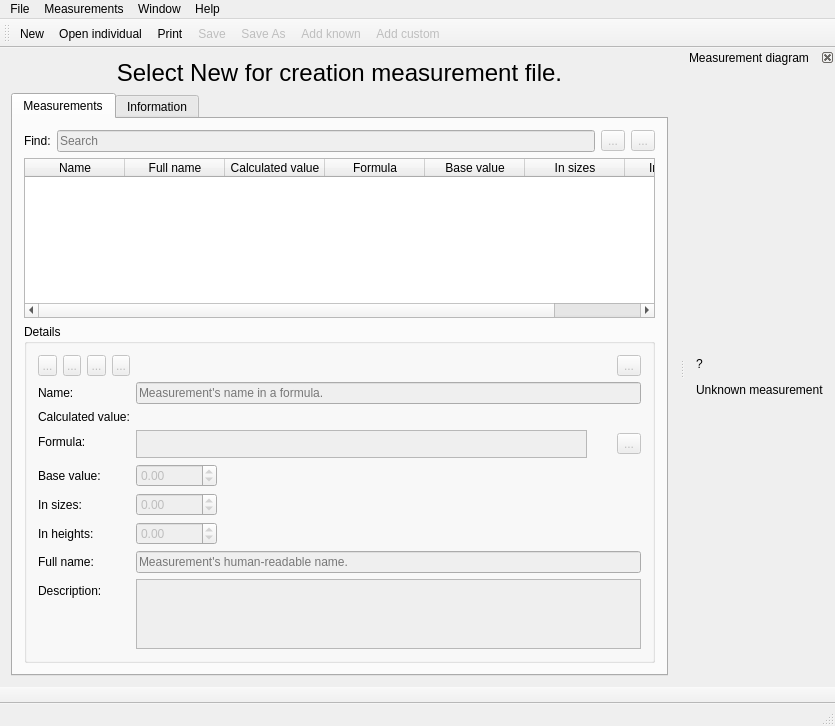
This is src/app/seamlyme/tmainwindow.ui in FashionFreedom/Seamly2D as Qt 5 draws it before an edit. The edited form follows.
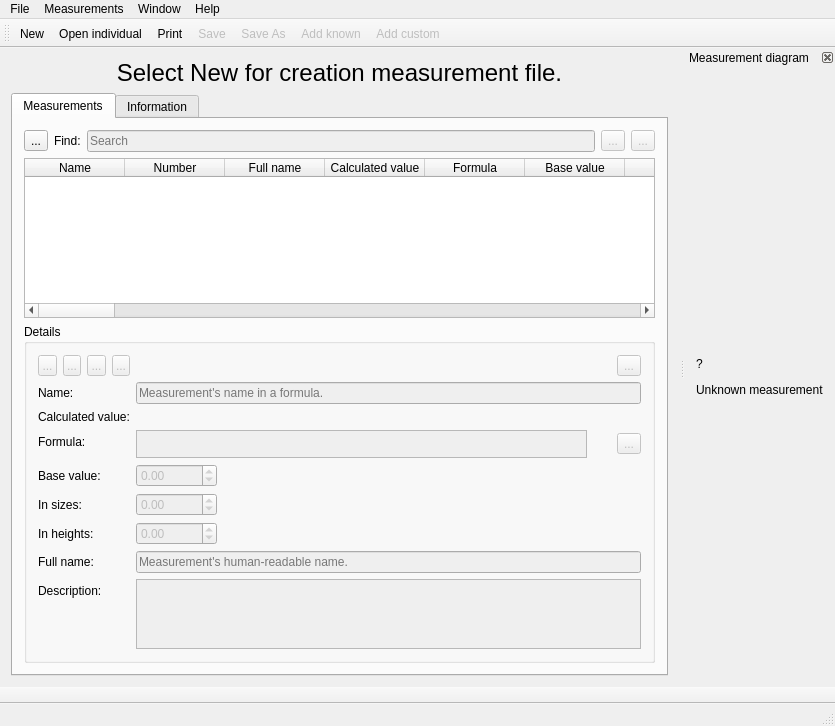
This is the edited form. The open tabs and pages were chosen to show the change. Icons and pictures are not drawn.

Commit message: add clipboard and measurement number to table

Diff of the .ui file:
```diff
--- a/src/app/seamlyme/tmainwindow.ui
+++ b/src/app/seamlyme/tmainwindow.ui
@@ -60,6 +60,17 @@
        <layout class="QVBoxLayout" name="verticalLayout_2">
         <item>
          <layout class="QHBoxLayout" name="horizontalLayout_2">
+          <item>
+           <widget class="QToolButton" name="clipboard_ToolButton">
+            <property name="text">
+             <string>...</string>
+            </property>
+            <property name="icon">
+             <iconset resource="../../libs/vmisc/share/resources/icon.qrc">
+              <normaloff>:/icon/32x32/clipboard_icon.png</normaloff>:/icon/32x32/clipboard_icon.png</iconset>
+            </property>
+           </widget>
+          </item>
           <item>
            <widget class="QLabel" name="labelFind">
             <property name="text">
@@ -144,6 +155,11 @@
             <string>Name</string>
            </property>
           </column>
+          <column>
+           <property name="text">
+            <string>Number</string>
+           </property>
+          </column>
           <column>
            <property name="text">
             <string>Full name</string>
```
Left out of the diff: 2 changed lines with no effect on the pictures. The commit also changes 2 other files.
